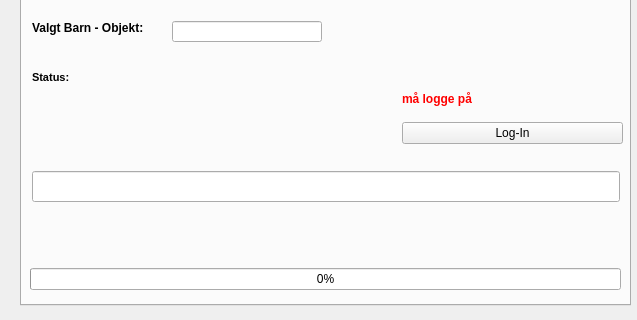
Old version of the form more_window.ui in the repository JACCCostring/NVDBPlugin; both pictures show x 0 to 637 and y 405 to 725 of the 637 by 725 pixel window.
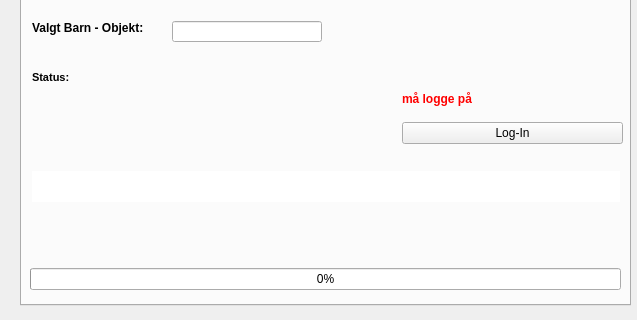
New version of the form. Icons and pictures are not drawn.

```diff
--- a/more_window.ui
+++ b/more_window.ui
@@ -214,6 +214,9 @@
           <height>32</height>
          </size>
         </property>
+        <property name="frame">
+         <bool>false</bool>
+        </property>
         <property name="readOnly">
          <bool>true</bool>
         </property>
```
